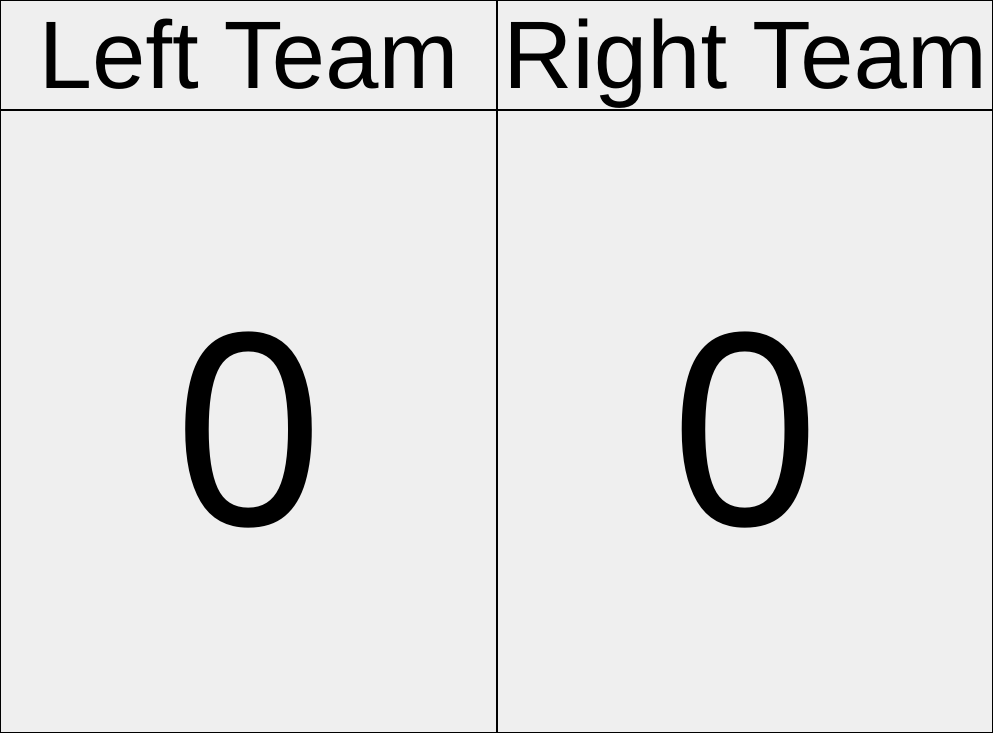
Before: the Qt Designer form ImproTron.ui in guywinterbotham/ImproTron, drawn with Qt 5.
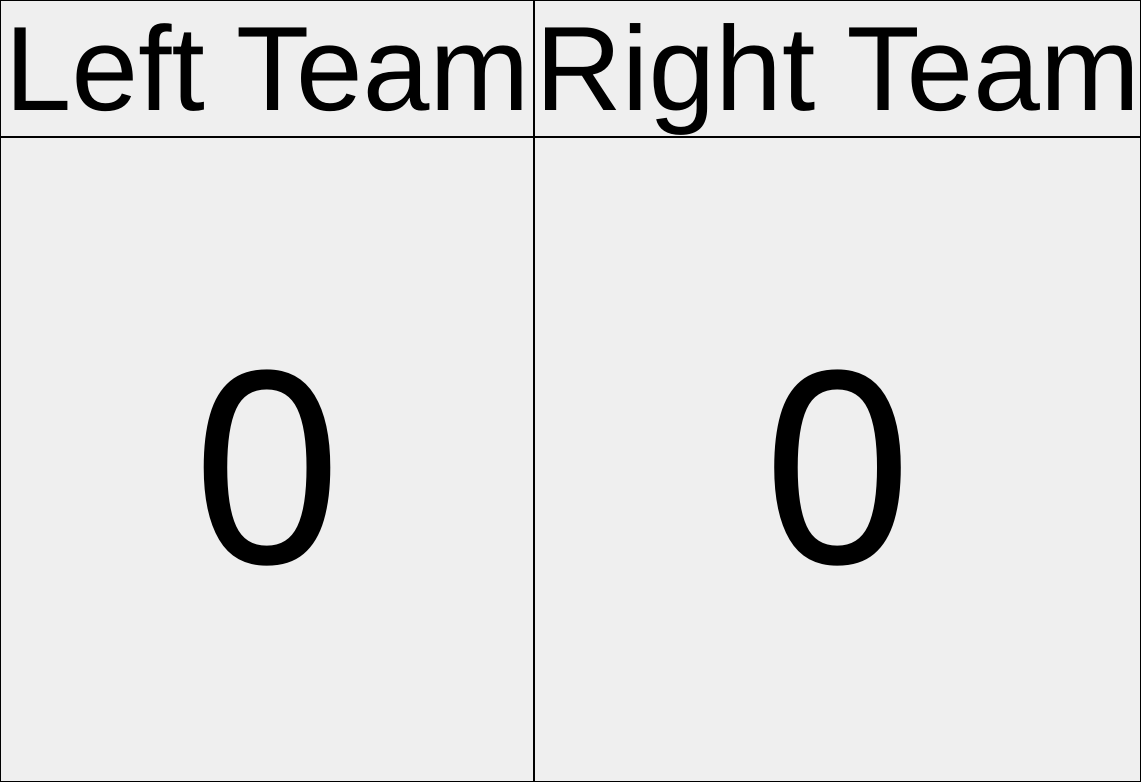
After: the same form once the commit is applied. The open tabs and pages were chosen to show the change.

```diff
--- a/ImproTron.ui
+++ b/ImproTron.ui
@@ -6,8 +6,8 @@
    <rect>
     <x>0</x>
     <y>0</y>
-    <width>993</width>
-    <height>733</height>
+    <width>1141</width>
+    <height>782</height>
    </rect>
   </property>
   <property name="sizePolicy">
@@ -222,7 +222,7 @@
           <property name="font">
            <font>
             <family>Arial</family>
-            <pointsize>72</pointsize>
+            <pointsize>90</pointsize>
            </font>
           </property>
           <property name="frameShape">
@@ -301,7 +301,7 @@
           <property name="font">
            <font>
             <family>Arial</family>
-            <pointsize>72</pointsize>
+            <pointsize>90</pointsize>
            </font>
           </property>
           <property name="frameShape">
```
